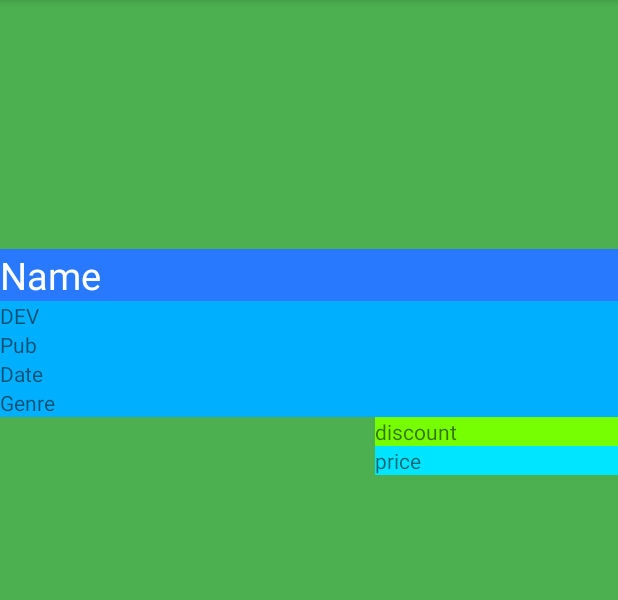
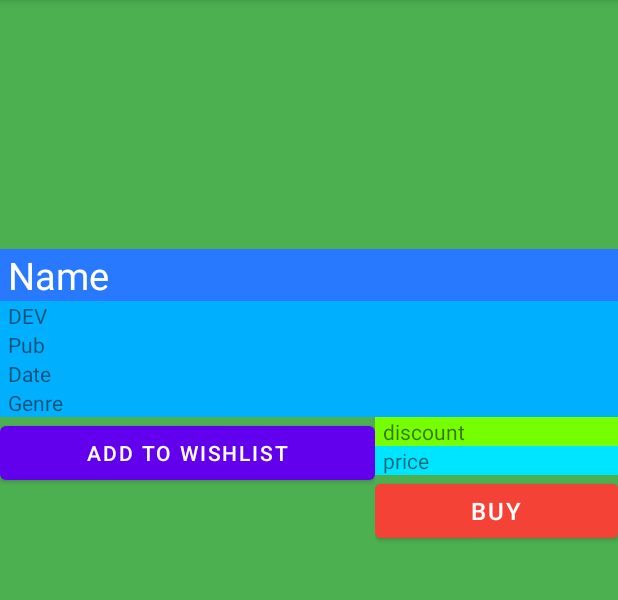
Before and after one commit to NguyenHuuTien2000/SteamPrototype, an Android app: the GamePageActivity screen opened directly, with no data from a screen before it, on a phone screen of 412 x 824 dp, the part 84-684 px from its top. Run offline under Robolectric (Android 15) with nearby library versions, the phone set to English and light mode, and no system bars; 8 statements that could not run were skipped.

Commit message:
Some medium changes

```diff
--- a/app/src/main/java/com/example/steamprototype/GamePageActivity.java
+++ b/app/src/main/java/com/example/steamprototype/GamePageActivity.java
@@ -1,16 +1,54 @@
 package com.example.steamprototype;
 
+import android.content.Intent;
 import android.os.Bundle;
+import android.widget.Button;
+import android.widget.ImageView;
+import android.widget.TextView;
 
 import androidx.annotation.Nullable;
 import androidx.appcompat.app.AppCompatActivity;
 
+import com.example.steamprototype.data_op.GameDataStorage;
+import com.example.steamprototype.entity.Game;
+
 public class GamePageActivity extends AppCompatActivity {
+    ImageView gameImage;
+    TextView gameName, gameDev, gamePub, gameDate, gameGenre, gameDiscount, gamePrice;
+    Button btnBuy, btnWish;
+    Game game;
+
+    GameDataStorage gameDataStorage = MainActivity.gameDataStorage;
+
     @Override
     protected void onCreate(@Nullable Bundle savedInstanceState) {
         super.onCreate(savedInstanceState);
         setContentView(R.layout.game_page);
+        innit();
 
+        Intent intent = getIntent();
+        this.game = (Game) intent.getSerializableExtra("game");
+        this.gameImage.setImageBitmap(gameDataStorage.getGameImage(game.getImage()));
+        this.gameName.setText(game.getTitle());
+        this.gamePub.setText(game.getPublisher());
+        this.gameDev.setText(game.getDeveloper());
+        this.gameGenre.setText(game.getGenre());
+        this.gameDate.setText(game.getReleaseDateString());
+        this.gamePrice.setText(game.getPriceString());
+        this.gameDiscount.setText(game.getDiscountString());
+    }
 
+    public void innit() {
+        this.gameImage = findViewById(R.id.img_page);
+        this.gameName = findViewById(R.id.txtV_page_name);
+        this.gameDev = findViewById(R.id.txtV_page_dev);
+        this.gamePub = findViewById(R.id.txtV_page_publisher);
+        this.gameDate = findViewById(R.id.txtV_page_date);
+        this.gameGenre = findViewById(R.id.txtV_page_genre);
+        this.gameDiscount = findViewById(R.id.txtV_page_discount);
+        this.gamePrice = findViewById(R.id.txtV_page_price);
+
+        this.btnBuy = findViewById(R.id.btnBuy);
+        this.btnWish = findViewById(R.id.btnWish);
     }
 }
--- a/app/src/main/res/layout/game_page.xml
+++ b/app/src/main/res/layout/game_page.xml
@@ -18,6 +18,7 @@
         android:layout_width="match_parent"
         android:layout_height="wrap_content"
         android:background="#2979FF"
+        android:paddingLeft="5dp"
         android:text="Name"
         android:textColor="@color/white"
         android:textSize="25sp" />
@@ -27,6 +28,7 @@
         android:layout_width="match_parent"
         android:layout_height="wrap_content"
         android:background="#00B0FF"
+        android:paddingLeft="5dp"
         android:text="DEV" />
 
     <TextView
@@ -34,6 +36,7 @@
         android:layout_width="match_parent"
         android:layout_height="wrap_content"
         android:background="#00B0FF"
+        android:paddingLeft="5dp"
         android:text="Pub" />
 
     <TextView
@@ -41,6 +44,7 @@
         android:layout_width="match_parent"
         android:layout_height="wrap_content"
         android:background="#00B0FF"
+        android:paddingLeft="5dp"
         android:text="Date" />
 
     <TextView
@@ -48,6 +52,7 @@
         android:layout_width="match_parent"
         android:layout_height="wrap_content"
         android:background="#00B0FF"
+        android:paddingLeft="5dp"
         android:text="Genre" />
 
     <LinearLayout
@@ -60,6 +65,11 @@
             android:layout_height="match_parent"
             android:orientation="horizontal">
 
+            <Button
+                android:id="@+id/btnWish"
+                android:layout_width="match_parent"
+                android:layout_height="wrap_content"
+                android:text="Add to Wishlist" />
         </LinearLayout>
 
         <LinearLayout
@@ -72,6 +82,7 @@
                 android:layout_width="match_parent"
                 android:layout_height="wrap_content"
                 android:background="#76FF03"
+                android:paddingLeft="5dp"
                 android:text="discount" />
 
             <TextView
@@ -79,7 +90,17 @@
                 android:layout_width="match_parent"
                 android:layout_height="wrap_content"
                 android:background="#00E5FF"
-                android:text="price" />
+                android:text="price"
+                android:paddingLeft="5dp" />
+
+            <Button
+                android:id="@+id/btnBuy"
+                android:layout_width="match_parent"
+                android:layout_height="wrap_content"
+                android:backgroundTint="#F44336"
+                android:text="Buy"
+                android:textSize="16sp" />
+
         </LinearLayout>
     </LinearLayout>
 </LinearLayout>
```
Also changed, not shown: app/src/main/java/com/example/steamprototype/StoreFrontActivity.java (+13 -2 lines), app/src/main/java/com/example/steamprototype/adapter/ListViewAdapter.java (+2 -10 lines), app/src/main/java/com/example/steamprototype/adapter/SliderAdapter.java (+2 -10 lines), app/src/main/java/com/example/steamprototype/entity/Game.java (+14 -0 lines).
